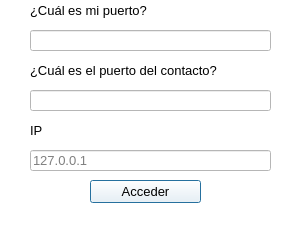
First picture: the form in GUI/login.ui, repository ndrd/redes2017, before the edit.
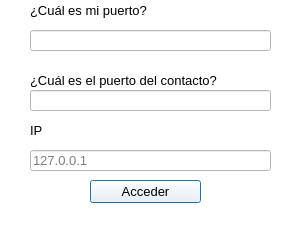
Second picture: the form after the edit.

The edit to the form file:
```diff
--- a/GUI/login.ui
+++ b/GUI/login.ui
@@ -486,7 +486,7 @@
    <property name="geometry">
     <rect>
      <x>30</x>
-     <y>60</y>
+     <y>70</y>
      <width>221</width>
      <height>21</height>
     </rect>
```
Left out of the diff: 4 changed lines with no effect on the pictures.
